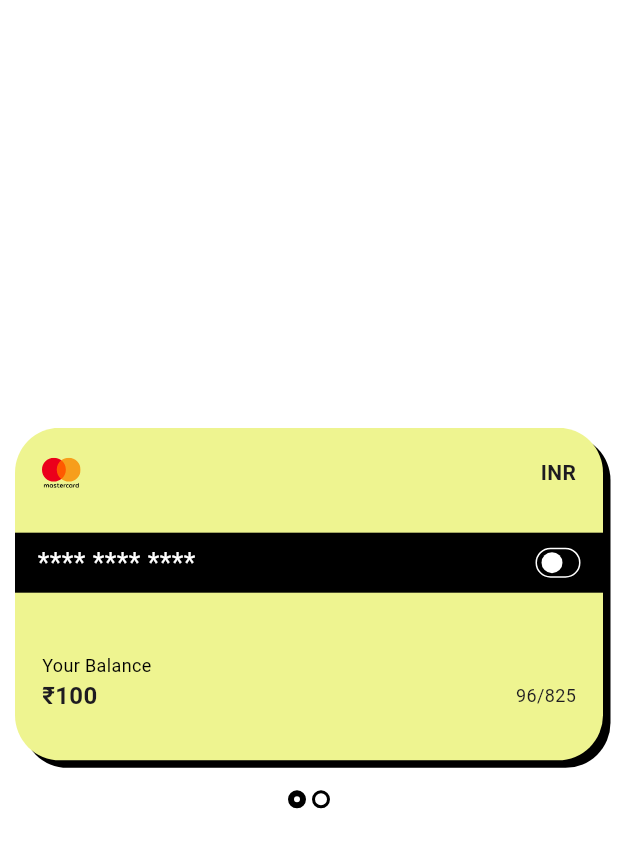
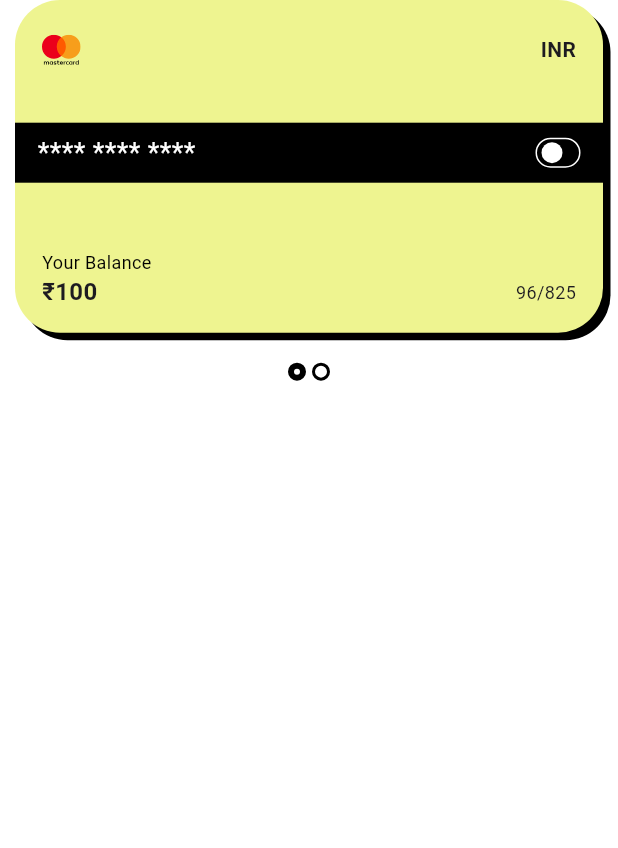
Before and after one commit to ArshadhAbbas/Mintly, a Flutter app: the HomeScreenCardsList widget shown alone on an empty page, opened directly, on a phone screen of 412 x 824 dp. Shown: the top 848 px of the screen. Run offline on Flutter 3.47's test engine with Material 3 defaults, Android fonts, the light colour scheme and no system bars; drawn by our look-alikes of carousel_slider; our stand-ins replace cached_network_image, flutter_riverpod, flutter_svg, go_router, hugeicons, riverpod_annotation and 2 more; missing offline and left inert: connectivity_wrapper; accounts and stored records are empty; generated files the repository leaves out were written again; network calls fail.

Commit message:
made the homescreen responsive

```diff
--- a/lib/utils/extensions/media_query_extensions.dart
+++ b/lib/utils/extensions/media_query_extensions.dart
@@ -4,6 +4,9 @@ extension MediaQueryExtensions on BuildContext {
   double get screenHeight => MediaQuery.of(this).size.height;
   double get screenWidth => MediaQuery.of(this).size.width;
   Size get screenSize => Size(screenWidth, screenHeight);
+  bool get isMobile => screenWidth < 760;
+  bool get isTablet => screenWidth >= 760 && screenWidth < 1024;
+  bool get isDesktop => screenWidth >= 1024;
 }
 
 extension ThemeExtensions on BuildContext {
--- a/lib/view/home/widgets/home_screen_card.dart
+++ b/lib/view/home/widgets/home_screen_card.dart
@@ -21,9 +21,10 @@ class HomeScreenCard extends StatelessWidget {
       expiry: "96/825",
       cardNumber: "100000000000",
     );
+    return LayoutBuilder(
+      builder: (context, constraints) {
         return Container(
           margin: const EdgeInsets.only(left: 10, right: 10, bottom: 10),
-      width: context.screenWidth,
           decoration: BoxDecoration(
             color: AppColors.appThemeYellow,
             borderRadius: BorderRadius.circular(30),
@@ -32,8 +33,9 @@ class HomeScreenCard extends StatelessWidget {
           child: Column(
             mainAxisAlignment: MainAxisAlignment.start,
             crossAxisAlignment: CrossAxisAlignment.start,
+            mainAxisSize: MainAxisSize.max,
             children: [
-          SizedBox(height: 20),
+              SizedBox(height: constraints.maxHeight / 10),
               Padding(
                 padding: EdgeInsetsGeometry.symmetric(horizontal: 18),
                 child: Row(
@@ -44,7 +46,7 @@ class HomeScreenCard extends StatelessWidget {
                   ],
                 ),
               ),
-          SizedBox(height: 30),
+              SizedBox(height: constraints.maxHeight / 6),
               Consumer(
                 builder: (context, ref, child) {
                   final bool shouldShowText = ref.watch(cardSwitchControllerProvider);
@@ -71,7 +73,7 @@ class HomeScreenCard extends StatelessWidget {
                   );
                 },
               ),
-          SizedBox(height: 40),
+              Spacer(),
               Padding(
                 padding: EdgeInsetsGeometry.symmetric(horizontal: 18),
                 child: Column(
@@ -89,8 +91,11 @@ class HomeScreenCard extends StatelessWidget {
                   ],
                 ),
               ),
+              SizedBox(height: constraints.maxHeight/15,)
             ],
           ),
         );
+      },
+    );
   }
 }
--- a/lib/view/home/widgets/home_screen_cards_list.dart
+++ b/lib/view/home/widgets/home_screen_cards_list.dart
@@ -2,6 +2,7 @@ import 'package:carousel_slider/carousel_slider.dart';
 import 'package:flutter/material.dart';
 import 'package:flutter_riverpod/flutter_riverpod.dart';
 import 'package:mintly/controller/card_switch_controller.dart';
+import 'package:mintly/utils/extensions/media_query_extensions.dart';
 import 'package:mintly/view/home/widgets/home_screen_card.dart';
 
 class HomeScreenCardsList extends ConsumerWidget {
@@ -13,8 +14,12 @@ class HomeScreenCardsList extends ConsumerWidget {
     return Column(
       mainAxisAlignment: .center,
       crossAxisAlignment: .center,
+      mainAxisSize: MainAxisSize.min,
       children: [
-        CarouselSlider.builder(
+        SizedBox(
+          height: context.isMobile ? null : context.screenWidth * 0.25,
+          width: context.isMobile ? double.infinity : context.screenWidth / 2,
+          child: CarouselSlider.builder(
             itemCount: 2,
             itemBuilder: (context, index, realIndex) => HomeScreenCard(),
             options: CarouselOptions(
@@ -22,6 +27,7 @@ class HomeScreenCardsList extends ConsumerWidget {
               autoPlay: false,
               enableInfiniteScroll: false,
               onPageChanged: (index, reason) => ref.read(cardIndicatorControllerProvider.notifier).updateCardIndicator(index),
+            ),
           ),
         ),
         SizedBox(height: 10),
```
Also changed, not shown: lib/view/home/view/home_view.dart (+15 -13 lines), lib/view/home/widgets/recent_transactions_list.dart (+6 -6 lines), lib/view/home/widgets/spend_action_button.dart (+17 -5 lines), lib/view/home/widgets/spend_action_buttons_list.dart (+14 -10 lines). Lines whose indentation alone changed are shown as unchanged.
